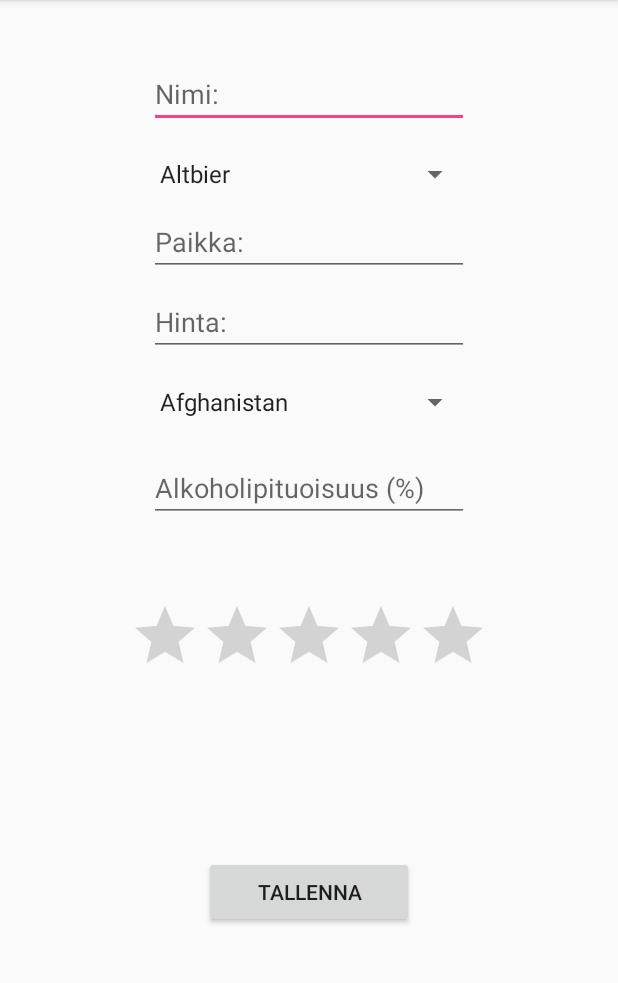
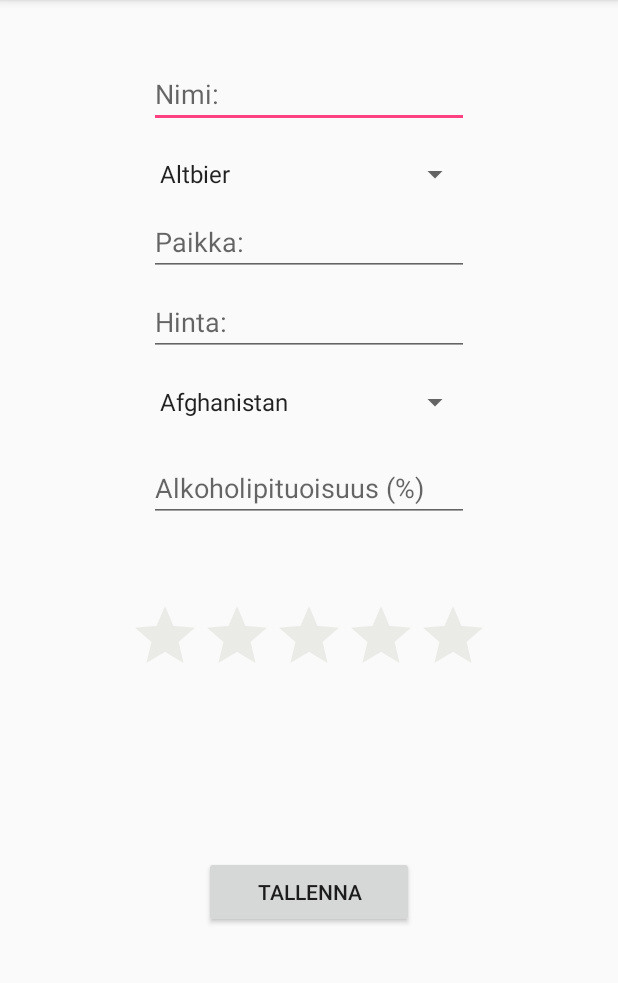
Before and after one commit to Hammaspeikko/Olutkellari, an Android app: the ArvosteleOlutActivity screen opened directly, with no data from a screen before it, on a phone screen of 412 x 824 dp, the part 84-1067 px from its top. Run offline under Robolectric (Android 15) with nearby library versions, the phone set to English and light mode, and no system bars.

Commit message:
Added a logo, Modified profiili

```diff
--- a/app/src/main/AndroidManifest.xml
+++ b/app/src/main/AndroidManifest.xml
@@ -8,7 +8,7 @@
 
     <application
         android:allowBackup="true"
-        android:icon="@mipmap/ic_launcher"
+        android:icon="@mipmap/logo"
         android:label="@string/app_name"
         android:supportsRtl="true"
         android:theme="@style/AppTheme">
--- a/app/src/main/res/layout/activity_arvostele_olut.xml
+++ b/app/src/main/res/layout/activity_arvostele_olut.xml
@@ -83,6 +83,7 @@
         android:layout_marginStart="16dp"
         app:layout_constraintLeft_toLeftOf="parent"
         app:layout_constraintBottom_toBottomOf="parent"
+        android:theme="@style/RatingBar"
         android:layout_marginBottom="16dp"
         app:layout_constraintVertical_bias="0.13" />
 
@@ -118,4 +119,5 @@
         android:layout_marginBottom="16dp"
         app:layout_constraintVertical_bias="0.01" />
 
+
 </android.support.constraint.ConstraintLayout>
--- a/app/src/main/res/layout/activity_profiili.xml
+++ b/app/src/main/res/layout/activity_profiili.xml
@@ -44,9 +44,9 @@
         app:layout_constraintLeft_toRightOf="@+id/top1Nimi"
         android:layout_marginEnd="16dp"
         app:layout_constraintRight_toRightOf="parent"
-        android:layout_marginTop="8dp"
+        android:layout_marginTop="16dp"
         app:layout_constraintTop_toBottomOf="@+id/topOluet"
-        app:layout_constraintHorizontal_bias="1.0" />
+        app:layout_constraintHorizontal_bias="0.98" />
 
     <TextView
         android:text="Hinta"
--- a/app/src/main/res/values/colors.xml
+++ b/app/src/main/res/values/colors.xml
@@ -3,6 +3,8 @@
     <color name="colorPrimary">#3F51B5</color>
     <color name="colorPrimaryDark">#303F9F</color>
     <color name="colorAccent">#ff4081</color>
+    <color name="tahtiei">#fff600</color>
+    <color name="tahti">#c6c6b9</color>
 
     <color name="black_overlay">#66000000</color>
 </resources>
--- a/app/src/main/res/values/styles.xml
+++ b/app/src/main/res/values/styles.xml
@@ -28,5 +28,8 @@
     <style name="FullscreenActionBarStyle" parent="Widget.AppCompat.ActionBar">
         <item name="android:background">@color/black_overlay</item>
     </style>
-
+    <style name="RatingBar" parent="Theme.AppCompat">
+        <item name="colorControlNormal">@color/tahti</item>
+        <item name="colorControlActivated">@color/tahtiei</item>
+    </style>
 </resources>
```
Also changed, not shown: app/src/main/res/mipmap-hdpi/logo.png (added), app/src/main/res/mipmap-mdpi/logo.png (added), app/src/main/res/mipmap-xhdpi/logo.png (added), app/src/main/res/mipmap-xxhdpi/logo.png (added), app/src/main/res/mipmap-xxxhdpi/logo.png (added).
